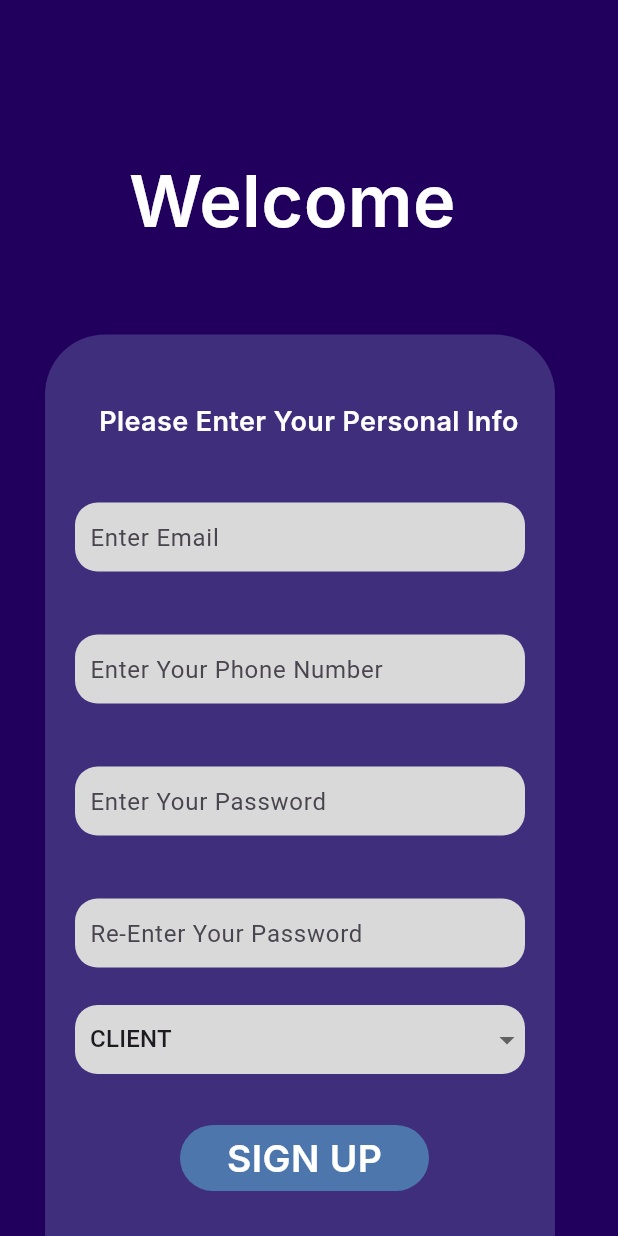
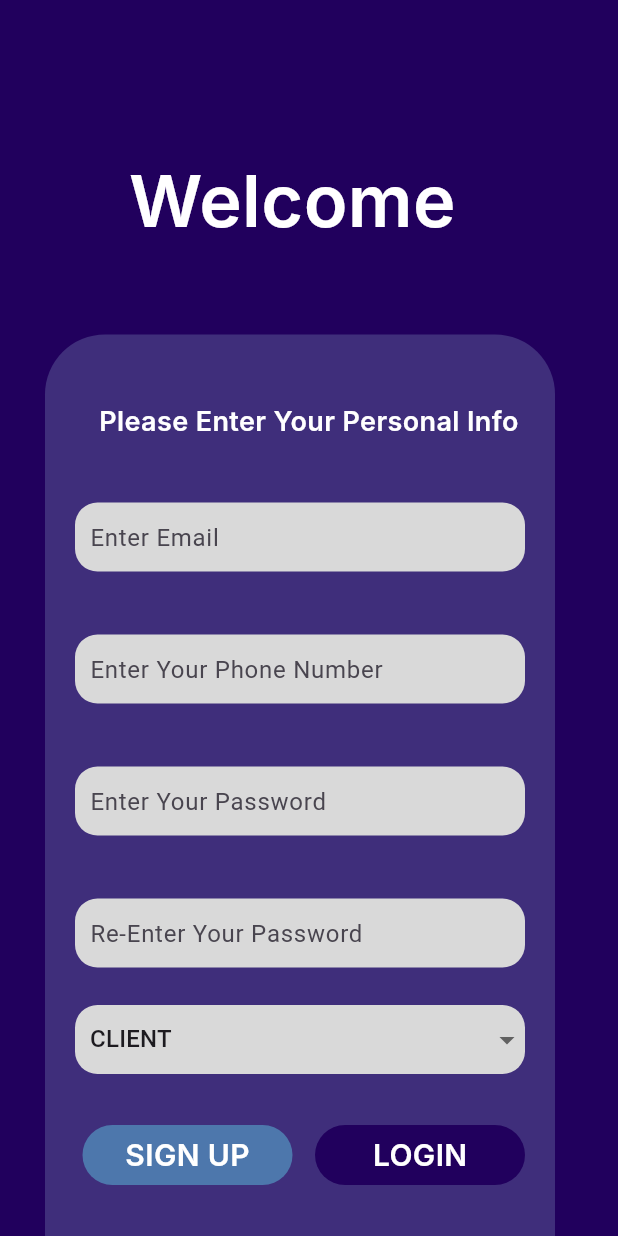
Before and after one commit to Andung-blog/Mobile-Assigment4, a Flutter app: the screen it shows after launch, on a phone screen of 412 x 824 dp. Run offline on Flutter 3.47's test engine with Material 3 defaults, Android fonts, the phone set to English and light mode, and no system bars; our stand-ins replace get, permission_handler, speech_to_text; Roboto replaces fonts that are missing (Inter).

Commit message:
Assigment 4 Diemas Andung Prayoga

```diff
--- a/lib/app/modules/home/controllers/home_controller.dart
+++ b/lib/app/modules/home/controllers/home_controller.dart
@@ -1,11 +1,19 @@
+import 'package:flutter/material.dart';
 import 'package:get/get.dart';
 
 class HomeController extends GetxController {
-  //TODO: Implement HomeController
+  Rx<ThemeData> currentTheme = ThemeData.dark().obs;
+  RxString popupMessage = ''.obs;
 
-  final count = 0.obs;
-
-
-
-  void increment() => count.value++;
+  // Function to trigger a popup message for special events
+  void checkSpecialEvent() {
+    final date = DateTime.now();
+    if (date.month == 12 && date.day == 25) {
+      popupMessage.value = 'Merry Christmas!';
+    } else if (date.month == 10 && date.day == 31) {
+      popupMessage.value = 'Happy Halloween!';
+    } else {
+      popupMessage.value = '';
+    }
+  }
 }
--- a/lib/app/modules/register/views/register_view.dart
+++ b/lib/app/modules/register/views/register_view.dart
@@ -1,5 +1,6 @@
 import 'package:flutter/material.dart';
 import 'package:get/get.dart';
+import 'package:myapp/app/modules/login/views/login_view.dart';
 import 'package:myapp/app/modules/register/controllers/register_controller.dart';
 
 class RegisterView extends StatelessWidget {
@@ -93,7 +94,8 @@ class RegisterView extends StatelessWidget {
                           decoration: const InputDecoration(
                             hintText: 'Enter Email',
                             border: InputBorder.none,
-                            contentPadding: EdgeInsets.symmetric(horizontal: 10),
+                            contentPadding:
+                                EdgeInsets.symmetric(horizontal: 10),
                           ),
                         ),
                       ),
@@ -118,7 +120,8 @@ class RegisterView extends StatelessWidget {
                           decoration: const InputDecoration(
                             hintText: 'Enter Your Phone Number',
                             border: InputBorder.none,
-                            contentPadding: EdgeInsets.symmetric(horizontal: 10),
+                            contentPadding:
+                                EdgeInsets.symmetric(horizontal: 10),
                           ),
                         ),
                       ),
@@ -144,7 +147,8 @@ class RegisterView extends StatelessWidget {
                           decoration: const InputDecoration(
                             hintText: 'Enter Your Password',
                             border: InputBorder.none,
-                            contentPadding: EdgeInsets.symmetric(horizontal: 10),
+                            contentPadding:
+                                EdgeInsets.symmetric(horizontal: 10),
                           ),
                         ),
                       ),
@@ -170,7 +174,8 @@ class RegisterView extends StatelessWidget {
                           decoration: const InputDecoration(
                             hintText: 'Re-Enter Your Password',
                             border: InputBorder.none,
-                            contentPadding: EdgeInsets.symmetric(horizontal: 10),
+                            contentPadding:
+                                EdgeInsets.symmetric(horizontal: 10),
                           ),
                         ),
                       ),
@@ -195,12 +200,15 @@ class RegisterView extends StatelessWidget {
                                   controller.setRole(newRole);
                                 }
                               },
-                              items: <String>['client', 'admin']
-                                  .map<DropdownMenuItem<String>>((String value) {
+                              items: <String>[
+                                'client',
+                                'admin'
+                              ].map<DropdownMenuItem<String>>((String value) {
                                 return DropdownMenuItem<String>(
                                   value: value,
                                   child: Padding(
-                                    padding: const EdgeInsets.symmetric(horizontal: 10),
+                                    padding: const EdgeInsets.symmetric(
+                                        horizontal: 10),
                                     child: Text(value.toUpperCase()),
                                   ),
                                 );
@@ -212,15 +220,24 @@ class RegisterView extends StatelessWidget {
                     ),
                     // Sign-Up Button
                     Positioned(
-                      left: 120,
-                      top: 750,
-                      child: GestureDetector(
+                      left: 0,
+                      top: 750, // Keep the vertical position as before
+                      right: 0, // Allow centering with slight offset
+                      child: Row(
+                        mainAxisAlignment: MainAxisAlignment
+                            .start, // Align buttons to the start (left)
+                        children: [
+                          // Add padding to push the buttons more to the right
+                          const SizedBox(
+                              width:
+                                  55), // Adjust this value to control the amount of right shift
+                          GestureDetector(
                             onTap: () {
                               controller.signUp();
                             },
                             child: Container(
-                          width: 166,
-                          height: 44,
+                              width: 140, // Smaller width for the button
+                              height: 40, // Smaller height for the button
                               decoration: ShapeDecoration(
                                 color: const Color(0xFF4D77AC),
                                 shape: RoundedRectangleBorder(
@@ -232,13 +249,44 @@ class RegisterView extends StatelessWidget {
                                   'SIGN UP',
                                   style: TextStyle(
                                     color: Color.fromARGB(255, 255, 255, 255),
-                                fontSize: 25,
+                                    fontSize: 20, // Smaller font size
                                     fontFamily: 'Inter',
                                     fontWeight: FontWeight.w600,
                                   ),
                                 ),
                               ),
                             ),
+                          ),
+                          const SizedBox(
+                              width: 15), // Space between the buttons
+                          GestureDetector(
+                            onTap: () {
+                              // Navigate to the LoginView
+                              Get.to(() => const LoginView());
+                            },
+                            child: Container(
+                              width: 140, // Smaller width for the button
+                              height: 40, // Smaller height for the button
+                              decoration: ShapeDecoration(
+                                color: const Color(0xFF21005D),
+                                shape: RoundedRectangleBorder(
+                                  borderRadius: BorderRadius.circular(25),
+                                ),
+                              ),
+                              child: const Center(
+                                child: Text(
+                                  'LOGIN',
+                                  style: TextStyle(
+                                    color: Color.fromARGB(255, 255, 255, 255),
+                                    fontSize: 20, // Smaller font size
+                                    fontFamily: 'Inter',
+                                    fontWeight: FontWeight.w600,
+                                  ),
+                                ),
+                              ),
+                            ),
+                          ),
+                        ],
                       ),
                     ),
                   ],
--- a/lib/app/modules/setting/views/settings_view.dart
+++ b/lib/app/modules/setting/views/settings_view.dart
@@ -547,7 +547,7 @@ class SettingsPage extends GetView<SettingsController> {
                   onTap: () {
                     // Navigasi ke RegisterView
                     Get.toNamed(
-                        '/register'); // Pastikan Anda sudah menambahkan route '/register' di GetX routes
+                        '/login'); // Pastikan Anda sudah menambahkan route '/register' di GetX routes
                   },
                   child: Container(
                     width: 30,
```
Also changed, not shown: lib/app/modules/home/views/home_view.dart (+34 -5 lines), lib/app/modules/search/views/search_explore_view.dart (+5 -5 lines). Lines whose indentation alone changed are shown as unchanged.
